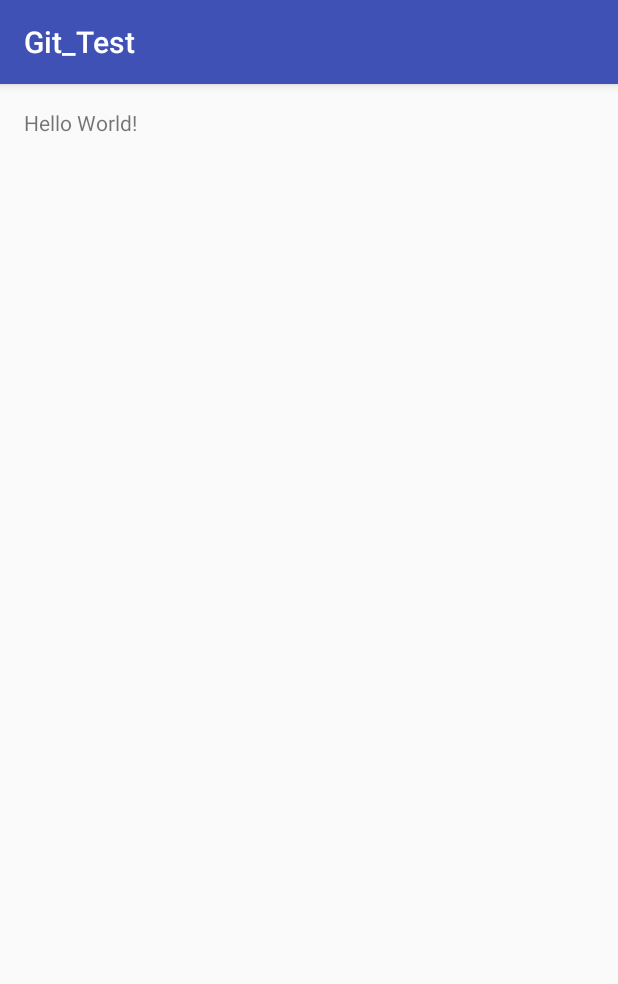
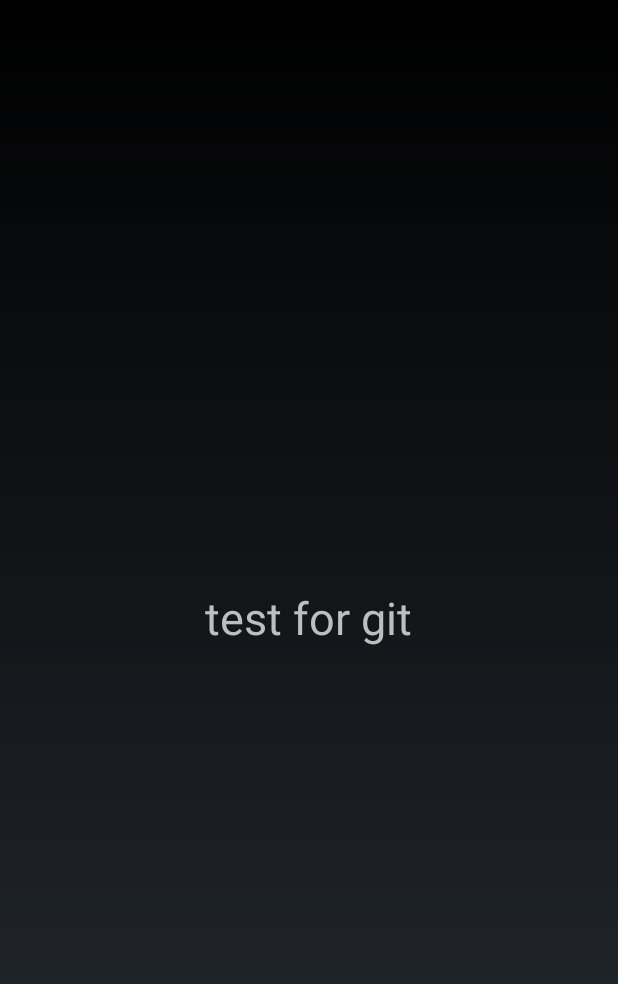
Before and after one commit to CheungKToParadisuss/Git_Test, an Android app: the screen it shows after launch (MainActivity), on a phone screen of 412 x 824 dp. Shown: the top 984 px of the screen. Run offline under Robolectric (Android 15) with nearby library versions, the phone set to English and light mode, and no system bars.

Commit message:
fullScreen to show a message , no Title Bar

```diff
--- a/app/src/main/AndroidManifest.xml
+++ b/app/src/main/AndroidManifest.xml
@@ -7,7 +7,7 @@
         android:icon="@mipmap/ic_launcher"
         android:label="@string/app_name"
         android:supportsRtl="true"
-        android:theme="@style/AppTheme" >
+        android:theme="@android:style/Theme.NoTitleBar.Fullscreen" >
         <activity android:name=".MainActivity" >
             <intent-filter>
                 <action android:name="android.intent.action.MAIN" />
--- a/app/src/main/java/com/paradisuss/git_test/MainActivity.java
+++ b/app/src/main/java/com/paradisuss/git_test/MainActivity.java
@@ -1,13 +1,14 @@
 package com.paradisuss.git_test;
 
-import android.support.v7.app.AppCompatActivity;
+import android.app.Activity;
 import android.os.Bundle;
 
-public class MainActivity extends AppCompatActivity {
+public class MainActivity extends Activity {
 
     @Override
     protected void onCreate(Bundle savedInstanceState) {
         super.onCreate(savedInstanceState);
+
         setContentView(R.layout.activity_main);
     }
 }
--- a/app/src/main/res/layout/activity_main.xml
+++ b/app/src/main/res/layout/activity_main.xml
@@ -1,11 +1,19 @@
 <?xml version="1.0" encoding="utf-8"?>
 <RelativeLayout xmlns:android="http://schemas.android.com/apk/res/android"
-    xmlns:tools="http://schemas.android.com/tools" android:layout_width="match_parent"
-    android:layout_height="match_parent" android:paddingLeft="@dimen/activity_horizontal_margin"
+    xmlns:tools="http://schemas.android.com/tools"
+    android:layout_width="match_parent"
+    android:layout_height="match_parent"
+    android:paddingBottom="@dimen/activity_vertical_margin"
+    android:paddingLeft="@dimen/activity_horizontal_margin"
     android:paddingRight="@dimen/activity_horizontal_margin"
     android:paddingTop="@dimen/activity_vertical_margin"
-    android:paddingBottom="@dimen/activity_vertical_margin" tools:context=".MainActivity">
+    tools:context=".MainActivity">
 
-    <TextView android:text="Hello World!" android:layout_width="wrap_content"
-        android:layout_height="wrap_content" />
+    <TextView
+        android:layout_width="wrap_content"
+        android:layout_height="wrap_content"
+        android:layout_centerInParent="true"
+        android:textSize="30dp"
+        android:fontFamily="Source code pro"
+        android:text="test for git" />
 </RelativeLayout>
```
